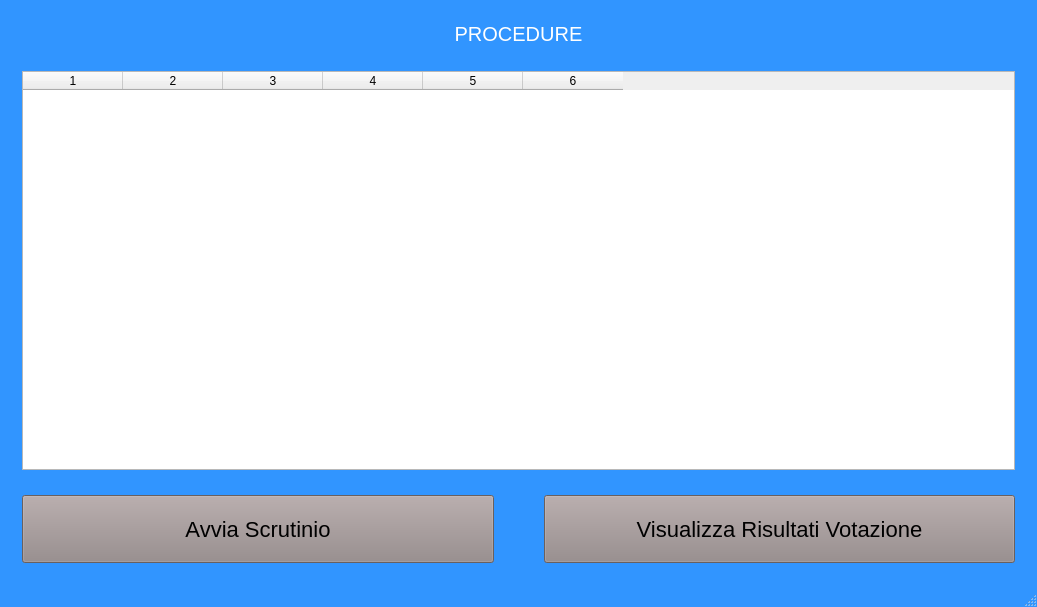
The window that mainwindowrp.ui (giuseppedifatta/SistemaRP) describes before a commit, drawn with Qt 5.
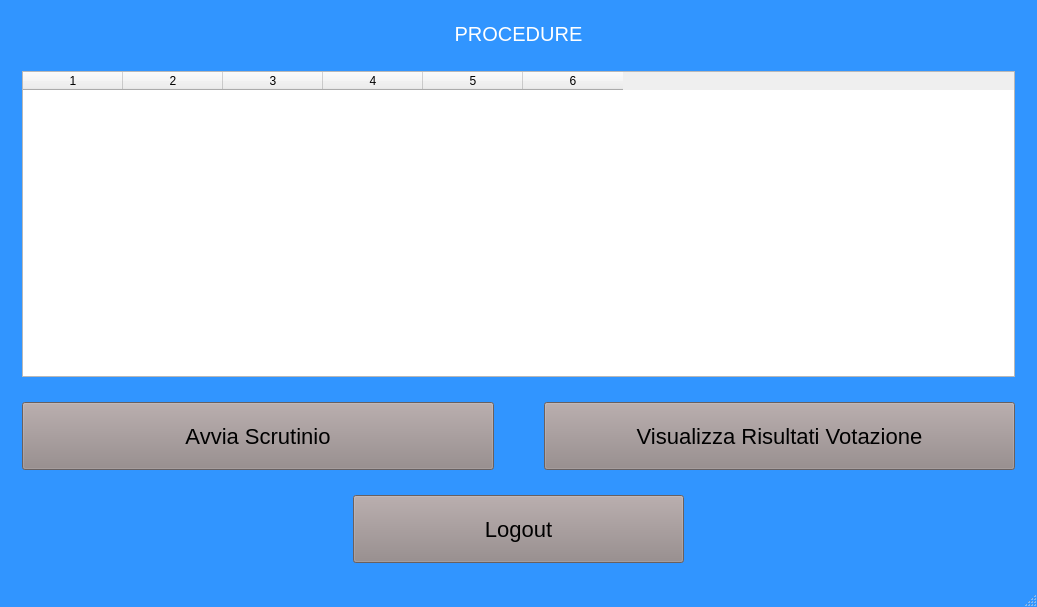
The same window after the commit.

Commit message: aggiutto bottone per il logout, ma non associato l'evento

What changed in the file:
```diff
--- a/mainwindowrp.ui
+++ b/mainwindowrp.ui
@@ -153,10 +153,53 @@
       <widget class="QWidget" name="page_visualizzaProcedurePersonali">
        <layout class="QVBoxLayout" name="verticalLayout_3">
         <item>
-         <layout class="QGridLayout" name="gridLayout_2" rowstretch="0,1,0">
+         <layout class="QGridLayout" name="gridLayout_2" rowstretch="0,0,0,0,0">
           <property name="verticalSpacing">
            <number>25</number>
           </property>
+          <item row="3" column="0">
+           <layout class="QHBoxLayout" name="horizontalLayout_3">
+            <item>
+             <spacer name="horizontalSpacer">
+              <property name="orientation">
+               <enum>Qt::Horizontal</enum>
+              </property>
+              <property name="sizeHint" stdset="0">
+               <size>
+                <width>40</width>
+                <height>20</height>
+               </size>
+              </property>
+             </spacer>
+            </item>
+            <item>
+             <widget class="QPushButton" name="pushButton_logout">
+              <property name="sizePolicy">
+               <sizepolicy hsizetype="MinimumExpanding" vsizetype="Fixed">
+                <horstretch>0</horstretch>
+                <verstretch>0</verstretch>
+               </sizepolicy>
+              </property>
+              <property name="text">
+               <string>Logout</string>
+              </property>
+             </widget>
+            </item>
+            <item>
+             <spacer name="horizontalSpacer_2">
+              <property name="orientation">
+               <enum>Qt::Horizontal</enum>
+              </property>
+              <property name="sizeHint" stdset="0">
+               <size>
+                <width>40</width>
+                <height>20</height>
+               </size>
+              </property>
+             </spacer>
+            </item>
+           </layout>
+          </item>
           <item row="0" column="0">
            <widget class="QLabel" name="label_titleProcedure">
             <property name="text">
```
The commit also changes 1 other file.
